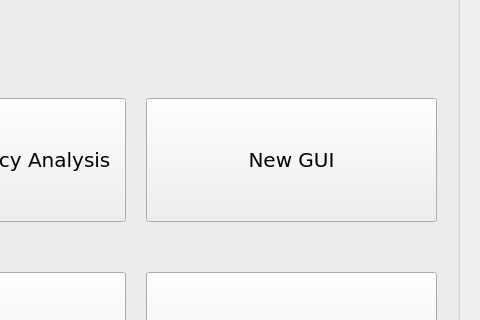
The window that isp/resources/designer_uis/MainFrame.ui (ProjectISP/ISP) describes before a commit, drawn with Qt 5; both pictures show x 520 to 1000 and y 140 to 460 of the 1000 by 600 pixel window.
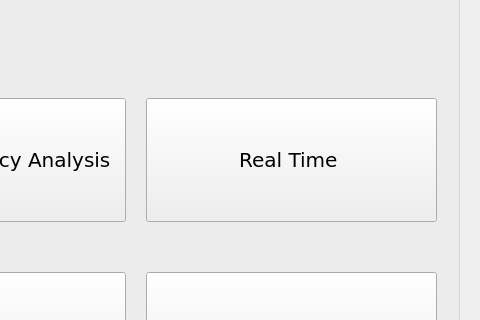
The same window after the commit. Icons and pictures are not drawn.

Commit message: Updated NewGui to RealTime

The edit to the form file:
```diff
--- a/isp/resources/designer_uis/MainFrame.ui
+++ b/isp/resources/designer_uis/MainFrame.ui
@@ -226,7 +226,7 @@
               </size>
              </property>
              <property name="text">
-              <string>New GUI</string>
+              <string>Real Time </string>
              </property>
             </widget>
            </item>
```
Left out of the diff: 2 changed lines with no effect on the pictures. The commit also changes 7 other files.
